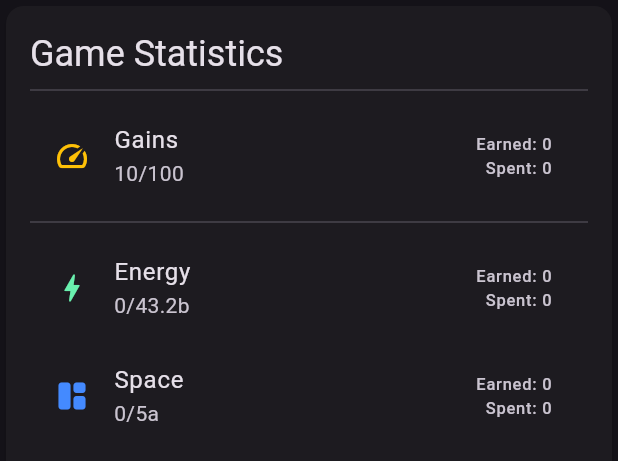
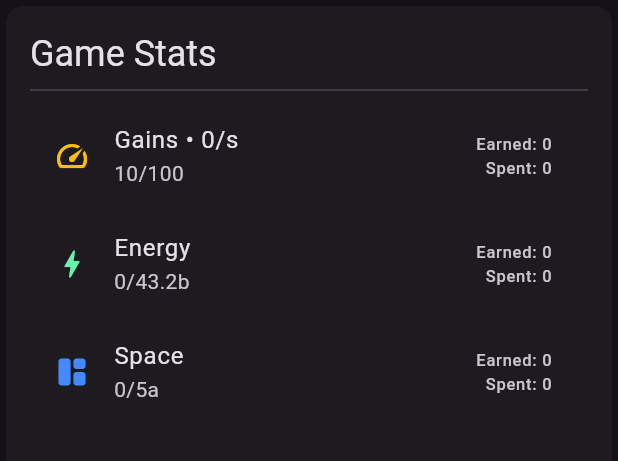
Before and after one commit to enzosv/idlefit-flutter, a Flutter app: the GameStatsCard widget shown alone on an empty page, opened directly, on a phone screen of 412 x 824 dp. Shown: the top 461 px of the screen. Run offline on Flutter 3.47's test engine with Material 3 defaults, Android fonts, the phone set to English and light mode, and no system bars; our stand-ins replace objectbox, shared_preferences; missing offline and left inert: flame, health; accounts and stored records are empty; generated files the repository leaves out were written again.

Commit message:
update copy

```diff
--- a/lib/widgets/game_stats_card.dart
+++ b/lib/widgets/game_stats_card.dart
@@ -17,12 +17,11 @@ class GameStatsCard extends StatelessWidget {
           crossAxisAlignment: CrossAxisAlignment.start,
           children: [
             Text(
-              'Game Statistics',
+              'Game Stats',
               style: Theme.of(context).textTheme.headlineSmall,
             ),
             const Divider(),
             const _DynamicStats(),
-            const Divider(),
             const _StaticStats(),
           ],
         ),
@@ -121,6 +120,9 @@ class _StatListTile extends StatelessWidget {
   @override
   Widget build(BuildContext context) {
     String titleText = title;
+    if (perSecond != null) {
+      titleText = '$title • ${toLettersNotation(perSecond!)}/s';
+    }
     return ListTile(
       leading: Icon(icon, color: iconColor),
       title: Text(titleText),
--- a/lib/widgets/health_stats_card.dart
+++ b/lib/widgets/health_stats_card.dart
@@ -115,12 +115,12 @@ class _HealthStatsCardState extends State<HealthStatsCard> {
                           crossAxisAlignment: CrossAxisAlignment.start,
                           children: [
                             Text(
-                              'Last sync: ${formatRelativeTime(latest)}',
+                              'Lastest data: ${formatRelativeTime(latest)}',
                               style: Theme.of(context).textTheme.bodySmall,
                             ),
                             if (earliest != null)
                               Text(
-                                'Since: ${formatRelativeTime(earliest)}',
+                                'Started: ${formatRelativeTime(earliest)}',
                                 style: Theme.of(context).textTheme.bodySmall,
                               ),
                           ],
```
